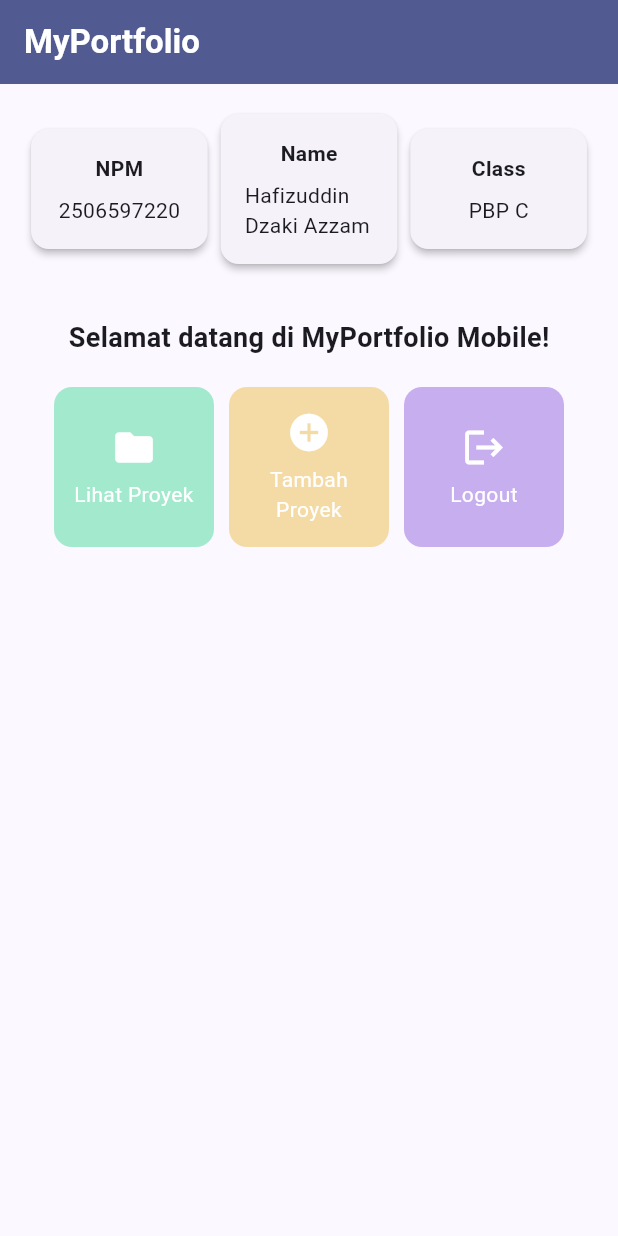
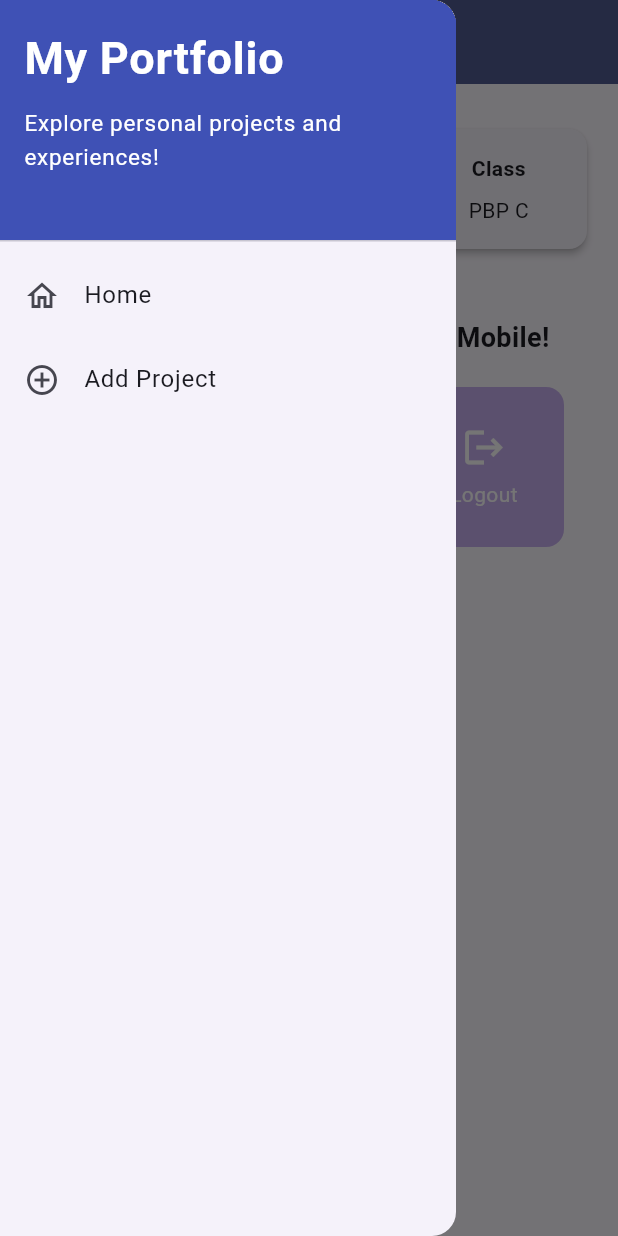
Before and after one commit to d-T0x/myportfolio_mobile, a Flutter app: the screen it shows after launch, with the side drawer open (before the commit the screen has no drawer), on a phone screen of 412 x 824 dp. Run offline on Flutter 3.47's test engine with Material 3 defaults, Android fonts, the phone set to English and light mode, and no system bars.

Commit message:
feat: add left drawer

```diff
--- a/lib/menu.dart
+++ b/lib/menu.dart
@@ -1,4 +1,5 @@
 import 'package:flutter/material.dart';
+import 'package:myportofolio_mobile/widgets/left_drawer.dart';
 
 class MyHomePage extends StatelessWidget {
   MyHomePage({super.key});
@@ -34,6 +35,7 @@ class MyHomePage extends StatelessWidget {
         backgroundColor: Theme.of(context).colorScheme.primary,
       ),
       // Body halaman utama dengan padding di sekelilingnya.
+      drawer: const LeftDrawer(),
       body: Padding(
         padding: const EdgeInsets.all(16.0),
         child: Column(
--- /dev/null
+++ b/lib/widgets/left_drawer.dart
@@ -0,0 +1,58 @@
+import 'package:flutter/material.dart';
+import 'package:myportofolio_mobile/menu.dart';
+
+class LeftDrawer extends StatelessWidget {
+  const LeftDrawer({super.key});
+
+  @override
+  Widget build(BuildContext context) {
+    return Drawer(
+      child: ListView(
+        children: [
+          const DrawerHeader(
+            decoration: BoxDecoration(color: Colors.indigo),
+            child: Column(
+              crossAxisAlignment: CrossAxisAlignment.start,
+              children: [
+                Text(
+                  'My Portfolio',
+                  style: TextStyle(
+                    fontSize: 30,
+                    fontWeight: FontWeight.bold,
+                    color: Colors.white,
+                  ),
+                ),
+                SizedBox(height: 10),
+                Text(
+                  'Explore personal projects and experiences!',
+                  style: TextStyle(fontSize: 15, color: Colors.white),
+                ),
+              ],
+            ),
+          ),
+          ListTile(
+            leading: const Icon(Icons.home_outlined),
+            title: const Text('Home'),
+            // Navigasi ke halaman utama portofolio
+            onTap: () {
+              Navigator.pushReplacement(
+                context,
+                MaterialPageRoute(builder: (context) => MyHomePage()),
+              );
+            },
+          ),
+          ListTile(
+            leading: const Icon(Icons.add_circle_outline),
+            title: const Text('Add Project'),
+            // Navigasi ke halaman tambah proyek
+            onTap: () {
+              /*
+              TODO: Buatlah routing ke halaman ProjectFormPage yang akan dibuat nanti.
+              */
+            },
+          ),
+        ],
+      ),
+    );
+  }
+}
```
